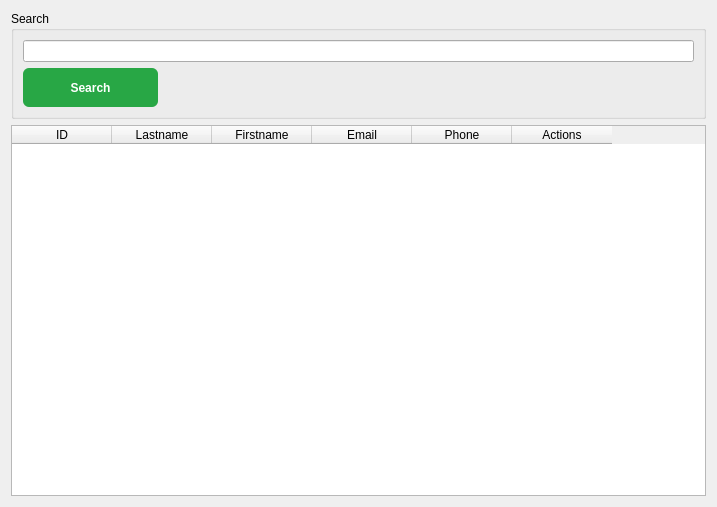
amaralBruno27866/SLT_Solution, file SLT_Application/SLT_Application/ManageAssessor.ui: the form before one commit.
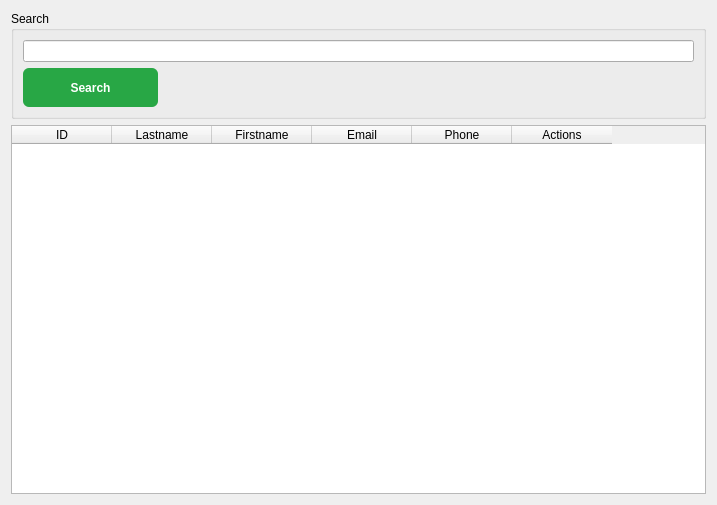
The form after the commit.

What changed in the file:
```diff
--- a/SLT_Application/SLT_Application/ManageAssessor.ui
+++ b/SLT_Application/SLT_Application/ManageAssessor.ui
@@ -7,7 +7,7 @@
     <x>0</x>
     <y>0</y>
     <width>717</width>
-    <height>507</height>
+    <height>505</height>
    </rect>
   </property>
   <property name="windowTitle">
```
Left out of the diff: 4 changed lines with no effect on the pictures.
